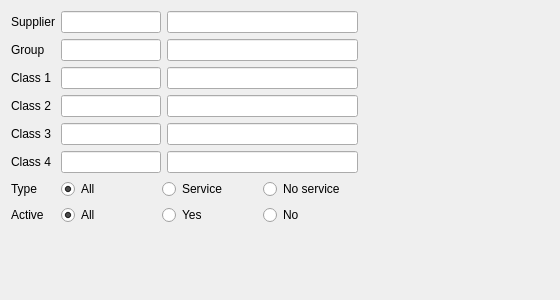
Above: Reports/cr5goodsfilter.ui from End1-1/Cafe5 before the change. Below: the same form after it.
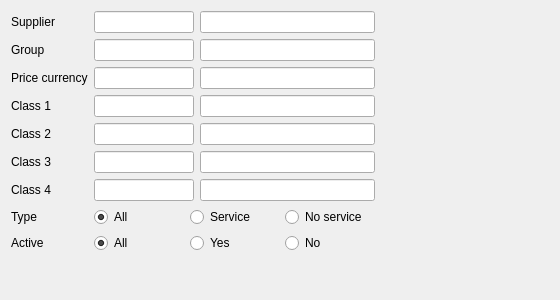
That is the form after the change. Custom widgets are drawn as their Qt base class.

```diff
--- a/Reports/cr5goodsfilter.ui
+++ b/Reports/cr5goodsfilter.ui
@@ -14,24 +14,75 @@
    <string>Form</string>
   </property>
   <layout class="QGridLayout" name="gridLayout">
-   <item row="2" column="2">
-    <widget class="C5LineEditWithSelector" name="leClass1Name">
-     <property name="focusPolicy">
-      <enum>Qt::NoFocus</enum>
-     </property>
-     <property name="readOnly">
-      <bool>true</bool>
-     </property>
-    </widget>
-   </item>
    <item row="5" column="0">
+    <widget class="QLabel" name="label_5">
+     <property name="text">
+      <string>Class 3</string>
+     </property>
+    </widget>
+   </item>
+   <item row="6" column="0">
     <widget class="QLabel" name="label_6">
      <property name="text">
       <string>Class 4</string>
      </property>
     </widget>
    </item>
-   <item row="9" column="1">
+   <item row="3" column="0">
+    <widget class="QLabel" name="label_3">
+     <property name="text">
+      <string>Class 1</string>
+     </property>
+    </widget>
+   </item>
+   <item row="6" column="2">
+    <widget class="C5LineEditWithSelector" name="leClass4Name">
+     <property name="focusPolicy">
+      <enum>Qt::NoFocus</enum>
+     </property>
+     <property name="readOnly">
+      <bool>true</bool>
+     </property>
+    </widget>
+   </item>
+   <item row="7" column="0">
+    <widget class="QLabel" name="label_7">
+     <property name="text">
+      <string>Type</string>
+     </property>
+    </widget>
+   </item>
+   <item row="8" column="0">
+    <widget class="QLabel" name="label_8">
+     <property name="text">
+      <string>Active</string>
+     </property>
+    </widget>
+   </item>
+   <item row="1" column="1">
+    <widget class="C5LineEditWithSelector" name="leGroup">
+     <property name="maximumSize">
+      <size>
+       <width>100</width>
+       <height>16777215</height>
+      </size>
+     </property>
+     <property name="FilterName" stdset="0">
+      <string>group</string>
+     </property>
+    </widget>
+   </item>
+   <item row="1" column="2">
+    <widget class="C5LineEditWithSelector" name="leGroupName">
+     <property name="focusPolicy">
+      <enum>Qt::NoFocus</enum>
+     </property>
+     <property name="readOnly">
+      <bool>true</bool>
+     </property>
+    </widget>
+   </item>
+   <item row="10" column="1">
     <spacer name="verticalSpacer">
      <property name="orientation">
       <enum>Qt::Vertical</enum>
@@ -44,20 +95,7 @@
      </property>
     </spacer>
    </item>
-   <item row="2" column="1">
-    <widget class="C5LineEditWithSelector" name="leClass1">
-     <property name="maximumSize">
-      <size>
-       <width>100</width>
-       <height>16777215</height>
-      </size>
-     </property>
-     <property name="FilterName" stdset="0">
-      <string>class1</string>
-     </property>
-    </widget>
-   </item>
-   <item row="3" column="1">
+   <item row="4" column="1">
     <widget class="C5LineEditWithSelector" name="leClass2">
      <property name="maximumSize">
       <size>
@@ -70,20 +108,7 @@
      </property>
     </widget>
    </item>
-   <item row="1" column="1">
-    <widget class="C5LineEditWithSelector" name="leGroup">
-     <property name="maximumSize">
-      <size>
-       <width>100</width>
-       <height>16777215</height>
-      </size>
-     </property>
-     <property name="FilterName" stdset="0">
-      <string>group</string>
-     </property>
-    </widget>
-   </item>
-   <item row="4" column="2">
+   <item row="5" column="2">
     <widget class="C5LineEditWithSelector" name="leClass3Name">
      <property name="focusPolicy">
       <enum>Qt::NoFocus</enum>
@@ -93,32 +118,6 @@
      </property>
     </widget>
    </item>
-   <item row="0" column="1">
-    <widget class="C5LineEditWithSelector" name="leSupplier">
-     <property name="maximumSize">
-      <size>
-       <width>100</width>
-       <height>16777215</height>
-      </size>
-     </property>
-     <property name="FiilterName" stdset="0">
-      <string>supplier</string>
-     </property>
-    </widget>
-   </item>
-   <item row="5" column="1">
-    <widget class="C5LineEditWithSelector" name="leClass4">
-     <property name="maximumSize">
-      <size>
-       <width>100</width>
-       <height>16777215</height>
-      </size>
-     </property>
-     <property name="FilterName" stdset="0">
-      <string>class4</string>
-     </property>
-    </widget>
-   </item>
    <item row="0" column="2">
     <widget class="C5LineEditWithSelector" name="leSupplierName">
      <property name="focusPolicy">
@@ -129,58 +128,14 @@
      </property>
     </widget>
    </item>
-   <item row="2" column="0">
-    <widget class="QLabel" name="label_3">
-     <property name="text">
-      <string>Class 1</string>
-     </property>
-    </widget>
-   </item>
-   <item row="3" column="2">
-    <widget class="C5LineEditWithSelector" name="leClass2Name">
-     <property name="focusPolicy">
-      <enum>Qt::NoFocus</enum>
-     </property>
-     <property name="readOnly">
-      <bool>true</bool>
-     </property>
-    </widget>
-   </item>
-   <item row="5" column="2">
-    <widget class="C5LineEditWithSelector" name="leClass4Name">
-     <property name="focusPolicy">
-      <enum>Qt::NoFocus</enum>
-     </property>
-     <property name="readOnly">
-      <bool>true</bool>
-     </property>
-    </widget>
-   </item>
-   <item row="1" column="2">
-    <widget class="C5LineEditWithSelector" name="leGroupName">
-     <property name="focusPolicy">
-      <enum>Qt::NoFocus</enum>
-     </property>
-     <property name="readOnly">
-      <bool>true</bool>
-     </property>
-    </widget>
-   </item>
-   <item row="1" column="0">
-    <widget class="QLabel" name="label_2">
-     <property name="text">
-      <string>Group</string>
-     </property>
-    </widget>
-   </item>
    <item row="4" column="0">
-    <widget class="QLabel" name="label_5">
+    <widget class="QLabel" name="label_4">
      <property name="text">
-      <string>Class 3</string>
+      <string>Class 2</string>
      </property>
     </widget>
    </item>
-   <item row="4" column="3">
+   <item row="5" column="3">
     <spacer name="horizontalSpacer">
      <property name="orientation">
       <enum>Qt::Horizontal</enum>
@@ -193,8 +148,8 @@
      </property>
     </spacer>
    </item>
-   <item row="4" column="1">
-    <widget class="C5LineEditWithSelector" name="leClass3">
+   <item row="3" column="1">
+    <widget class="C5LineEditWithSelector" name="leClass1">
      <property name="maximumSize">
       <size>
        <width>100</width>
@@ -202,14 +157,7 @@
       </size>
      </property>
      <property name="FilterName" stdset="0">
-      <string>class3</string>
-     </property>
-    </widget>
-   </item>
-   <item row="3" column="0">
-    <widget class="QLabel" name="label_4">
-     <property name="text">
-      <string>Class 2</string>
+      <string>class1</string>
      </property>
     </widget>
    </item>
@@ -220,62 +168,73 @@
      </property>
     </widget>
    </item>
-   <item row="6" column="1" colspan="2">
-    <widget class="QWidget" name="widget" native="true">
-     <property name="minimumSize">
+   <item row="5" column="1">
+    <widget class="C5LineEditWithSelector" name="leClass3">
+     <property name="maximumSize">
       <size>
-       <width>0</width>
-       <height>0</height>
+       <width>100</width>
+       <height>16777215</height>
       </size>
      </property>
-     <layout class="QHBoxLayout" name="horizontalLayout_3">
-      <property name="leftMargin">
-       <number>0</number>
-      </property>
-      <property name="topMargin">
-       <number>0</number>
-      </property>
-      <property name="rightMargin">
-       <number>0</number>
-      </property>
-      <property name="bottomMargin">
-       <number>0</number>
-      </property>
-      <item>
-       <widget class="QRadioButton" name="rbAll">
-        <property name="text">
-         <string>All</string>
-        </property>
-        <property name="checked">
-         <bool>true</bool>
-        </property>
-       </widget>
-      </item>
-      <item>
-       <widget class="QRadioButton" name="rbService">
-        <property name="text">
-         <string>Service</string>
-        </property>
-       </widget>
-      </item>
-      <item>
-       <widget class="QRadioButton" name="rbNoService">
-        <property name="text">
-         <string>No service</string>
-        </property>
-       </widget>
-      </item>
-     </layout>
+     <property name="FilterName" stdset="0">
+      <string>class3</string>
+     </property>
     </widget>
    </item>
-   <item row="6" column="0">
-    <widget class="QLabel" name="label_7">
+   <item row="4" column="2">
+    <widget class="C5LineEditWithSelector" name="leClass2Name">
+     <property name="focusPolicy">
+      <enum>Qt::NoFocus</enum>
+     </property>
+     <property name="readOnly">
+      <bool>true</bool>
+     </property>
+    </widget>
+   </item>
+   <item row="0" column="1">
+    <widget class="C5LineEditWithSelector" name="leSupplier">
+     <property name="maximumSize">
+      <size>
+       <width>100</width>
+       <height>16777215</height>
+      </size>
+     </property>
+     <property name="FiilterName" stdset="0">
+      <string>supplier</string>
+     </property>
+    </widget>
+   </item>
+   <item row="6" column="1">
+    <widget class="C5LineEditWithSelector" name="leClass4">
+     <property name="maximumSize">
+      <size>
+       <width>100</width>
+       <height>16777215</height>
+      </size>
+     </property>
+     <property name="FilterName" stdset="0">
+      <string>class4</string>
+     </property>
+    </widget>
+   </item>
+   <item row="3" column="2">
+    <widget class="C5LineEditWithSelector" name="leClass1Name">
+     <property name="focusPolicy">
+      <enum>Qt::NoFocus</enum>
+     </property>
+     <property name="readOnly">
+      <bool>true</bool>
+     </property>
+    </widget>
+   </item>
+   <item row="1" column="0">
+    <widget class="QLabel" name="label_2">
      <property name="text">
-      <string>Type</string>
+      <string>Group</string>
      </property>
     </widget>
    </item>
-   <item row="7" column="1" colspan="2">
+   <item row="8" column="1" colspan="2">
     <widget class="QWidget" name="widget_2" native="true">
      <property name="minimumSize">
       <size>
@@ -323,10 +282,81 @@
      </layout>
     </widget>
    </item>
-   <item row="7" column="0">
-    <widget class="QLabel" name="label_8">
+   <item row="7" column="1" colspan="2">
+    <widget class="QWidget" name="widget" native="true">
+     <property name="minimumSize">
+      <size>
+       <width>0</width>
+       <height>0</height>
+      </size>
+     </property>
+     <layout class="QHBoxLayout" name="horizontalLayout_3">
+      <property name="leftMargin">
+       <number>0</number>
+      </property>
+      <property name="topMargin">
+       <number>0</number>
+      </property>
+      <property name="rightMargin">
+       <number>0</number>
+      </property>
+      <property name="bottomMargin">
+       <number>0</number>
+      </property>
+      <item>
+       <widget class="QRadioButton" name="rbAll">
+        <property name="text">
+         <string>All</string>
+        </property>
+        <property name="checked">
+         <bool>true</bool>
+        </property>
+       </widget>
+      </item>
+      <item>
+       <widget class="QRadioButton" name="rbService">
+        <property name="text">
+         <string>Service</string>
+        </property>
+       </widget>
+      </item>
+      <item>
+       <widget class="QRadioButton" name="rbNoService">
+        <property name="text">
+         <string>No service</string>
+        </property>
+       </widget>
+      </item>
+     </layout>
+    </widget>
+   </item>
+   <item row="2" column="0">
+    <widget class="QLabel" name="label_9">
      <property name="text">
-      <string>Active</string>
+      <string>Price currency</string>
+     </property>
+    </widget>
+   </item>
+   <item row="2" column="1">
+    <widget class="C5LineEditWithSelector" name="leCurr">
+     <property name="maximumSize">
+      <size>
+       <width>100</width>
+       <height>16777215</height>
+      </size>
+     </property>
+     <property name="FilterName" stdset="0">
+      <string>pricecurr</string>
+     </property>
+    </widget>
+   </item>
+   <item row="2" column="2">
+    <widget class="C5LineEditWithSelector" name="leCurrName">
+     <property name="focusPolicy">
+      <enum>Qt::NoFocus</enum>
+     </property>
+     <property name="readOnly">
+      <bool>true</bool>
      </property>
     </widget>
    </item>
```
Left out of the diff: 7 changed lines with no effect on the pictures.
